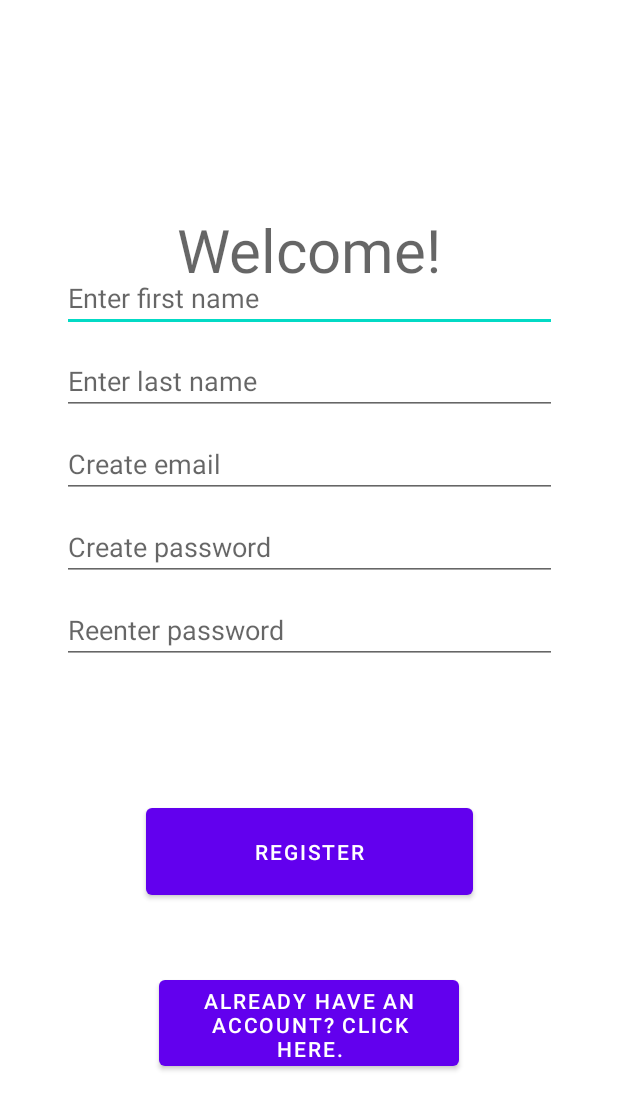
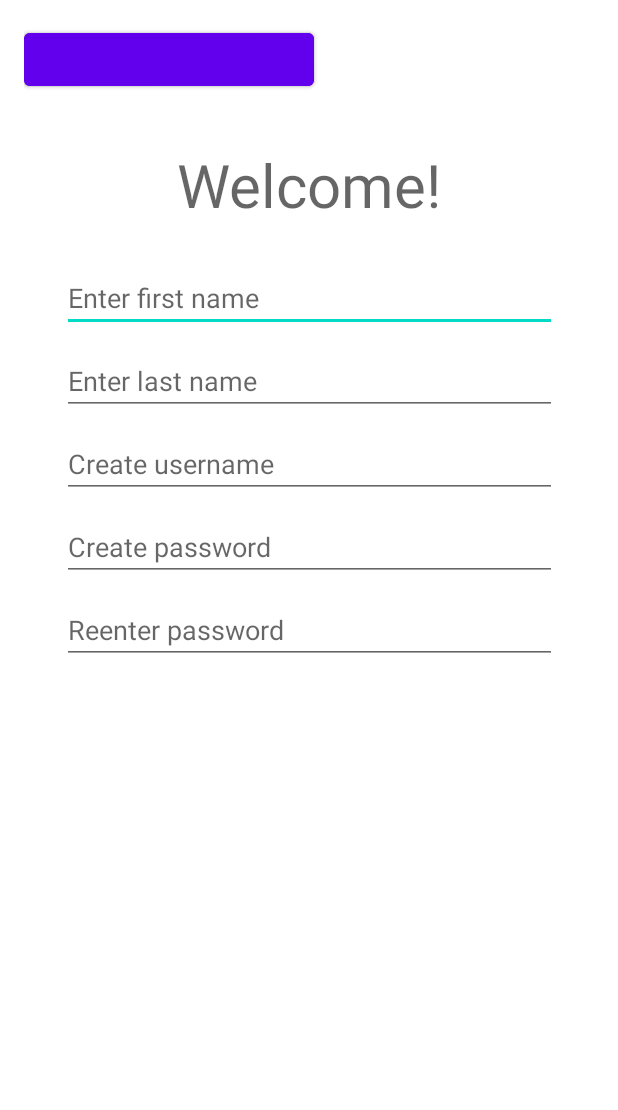
Before and after one commit to gurmehrkaur/todolu, an Android app: the layout registration.xml on its own in the app's theme, with its tools: preview values and no code run, on a phone screen of 412 x 824 dp. Shown: the top 1110 px of the screen. Run offline under Robolectric (Android 15) with nearby library versions, the phone set to English and light mode, and no system bars.

Commit message:
Initial commit

```diff
--- a/app/build.gradle
+++ b/app/build.gradle
@@ -1,6 +1,5 @@
 plugins {
     id 'com.android.application'
-    id 'com.google.gms.google-services'
 }
 
 android {
@@ -39,9 +38,6 @@ dependencies {
     implementation 'androidx.annotation:annotation:1.2.0'
     implementation 'androidx.lifecycle:lifecycle-livedata-ktx:2.3.1'
     implementation 'androidx.lifecycle:lifecycle-viewmodel-ktx:2.3.1'
-    implementation 'com.google.firebase:firebase-auth:21.0.2'
-    implementation 'com.google.firebase:firebase-database:20.0.5'
-    implementation 'com.google.firebase:firebase-database'
     testImplementation 'junit:junit:4.13.2'
     androidTestImplementation 'androidx.test.ext:junit:1.1.3'
     androidTestImplementation 'androidx.test.espresso:espresso-core:3.4.0'
--- a/app/src/main/AndroidManifest.xml
+++ b/app/src/main/AndroidManifest.xml
@@ -20,10 +20,6 @@
         <activity
             android:name=".login"
             android:exported="true" >
-        </activity>
-        <activity
-            android:name=".registration"
-            android:exported="true" >
             <intent-filter>
                 <action android:name="android.intent.action.MAIN" />
 
--- a/app/src/main/res/layout/registration.xml
+++ b/app/src/main/res/layout/registration.xml
@@ -1,14 +1,15 @@
 <?xml version="1.0" encoding="utf-8"?>
-<androidx.constraintlayout.widget.ConstraintLayout xmlns:android="http://schemas.android.com/apk/res/android"
+<androidx.constraintlayout.widget.ConstraintLayout
+    xmlns:android="http://schemas.android.com/apk/res/android"
     xmlns:app="http://schemas.android.com/apk/res-auto"
     xmlns:tools="http://schemas.android.com/tools"
     android:id="@+id/container"
     android:layout_width="match_parent"
     android:layout_height="match_parent"
+    android:paddingBottom="@dimen/activity_vertical_margin"
     android:paddingLeft="@dimen/activity_horizontal_margin"
+    android:paddingRight="@dimen/activity_horizontal_margin"
     android:paddingTop="@dimen/activity_vertical_margin"
-    android:paddingRight="@dimen/activity_horizontal_margin"
-    android:paddingBottom="@dimen/activity_vertical_margin"
     tools:context=".registration">
 
 
@@ -16,13 +17,11 @@
         android:id="@+id/welcome"
         android:layout_width="330dp"
         android:layout_height="wrap_content"
-        android:layout_marginTop="109dp"
-        android:layout_marginBottom="325dp"
+        android:layout_marginTop="80dp"
         android:hint="Welcome!"
+        android:textSize="40sp"
+        android:textAlignment="center"
         android:selectAllOnFocus="true"
-        android:textAlignment="center"
-        android:textSize="40sp"
-        app:layout_constraintBottom_toTopOf="@+id/register"
         app:layout_constraintEnd_toEndOf="parent"
         app:layout_constraintStart_toStartOf="parent"
         app:layout_constraintTop_toTopOf="parent" />
@@ -32,90 +31,82 @@
         android:layout_width="330dp"
         android:layout_height="wrap_content"
         android:layout_marginTop="160dp"
-        android:autofillHints="Enter username"
         android:hint="Enter first name"
         android:selectAllOnFocus="true"
         app:layout_constraintEnd_toEndOf="parent"
         app:layout_constraintStart_toStartOf="parent"
-        app:layout_constraintTop_toTopOf="parent" />
+        app:layout_constraintTop_toTopOf="parent"
+        android:autofillHints="Enter username" />
 
     <EditText
         android:id="@+id/lastname"
         android:layout_width="330dp"
         android:layout_height="wrap_content"
         android:layout_marginTop="10dp"
-        android:autofillHints=""
         android:hint="Enter last name"
         android:imeActionLabel="@string/action_sign_in_short"
         android:imeOptions="actionDone"
         android:selectAllOnFocus="true"
         app:layout_constraintEnd_toEndOf="parent"
         app:layout_constraintStart_toStartOf="parent"
-        app:layout_constraintTop_toBottomOf="@+id/firstname" />
+        app:layout_constraintTop_toBottomOf="@+id/firstname"
+        android:autofillHints="" />
 
     <EditText
-        android:id="@+id/email"
+        android:id="@+id/username"
         android:layout_width="330dp"
         android:layout_height="wrap_content"
         android:layout_marginTop="10dp"
-        android:autofillHints=""
-        android:hint="Create email"
+        android:hint="Create username"
         android:imeActionLabel="@string/action_sign_in_short"
         android:imeOptions="actionDone"
         android:selectAllOnFocus="true"
         app:layout_constraintEnd_toEndOf="parent"
         app:layout_constraintStart_toStartOf="parent"
-        app:layout_constraintTop_toBottomOf="@+id/lastname" />
+        app:layout_constraintTop_toBottomOf="@+id/lastname"
+        android:autofillHints="" />
 
     <EditText
         android:id="@+id/password"
         android:layout_width="330dp"
         android:layout_height="wrap_content"
         android:layout_marginTop="10dp"
-        android:autofillHints=""
         android:hint="Create password"
         android:imeActionLabel="@string/action_sign_in_short"
         android:imeOptions="actionDone"
         android:selectAllOnFocus="true"
         app:layout_constraintEnd_toEndOf="parent"
         app:layout_constraintStart_toStartOf="parent"
-        app:layout_constraintTop_toBottomOf="@+id/email" />
+        app:layout_constraintTop_toBottomOf="@+id/username"
+        android:autofillHints="" />
 
     <EditText
         android:id="@+id/reenterpassword"
         android:layout_width="330dp"
         android:layout_height="wrap_content"
         android:layout_marginTop="10dp"
-        android:autofillHints=""
         android:hint="Reenter password"
         android:imeActionLabel="@string/action_sign_in_short"
         android:imeOptions="actionDone"
         android:selectAllOnFocus="true"
         app:layout_constraintEnd_toEndOf="parent"
         app:layout_constraintStart_toStartOf="parent"
-        app:layout_constraintTop_toBottomOf="@+id/password" />
+        app:layout_constraintTop_toBottomOf="@+id/password"
+        android:autofillHints="" />
 
     <Button
         android:id="@+id/register"
-        android:layout_width="218dp"
-        android:layout_height="70dp"
-        android:layout_marginBottom="31dp"
-        android:text="Register"
-        app:layout_constraintBottom_toTopOf="@+id/alraccount"
-        app:layout_constraintEnd_toEndOf="parent"
-        app:layout_constraintStart_toStartOf="parent"
-        app:layout_constraintTop_toBottomOf="@+id/welcome" />
+        android:layout_width="193dp"
+        android:layout_height="47dp"
+        tools:layout_editor_absoluteX="87dp"
+        tools:layout_editor_absoluteY="460dp" />
 
     <Button
         android:id="@+id/alraccount"
-        android:layout_width="200dp"
-        android:layout_height="69dp"
-        android:layout_marginBottom="77dp"
-        android:text="Already have an account? Click here."
-        app:layout_constraintBottom_toBottomOf="parent"
-        app:layout_constraintEnd_toEndOf="parent"
-        app:layout_constraintStart_toStartOf="parent"
-        app:layout_constraintTop_toBottomOf="@+id/register" />
+        android:layout_width="193dp"
+        android:layout_height="47dp"
+        tools:layout_editor_absoluteX="87dp"
+        tools:layout_editor_absoluteY="523dp" />
 
 
 </androidx.constraintlayout.widget.ConstraintLayout>
```
Also changed, not shown: app/src/main/java/com/example/todolu/login.java (+3 -24 lines), app/src/main/java/com/example/todolu/registration.java (+2 -123 lines), app/src/main/java/com/example/todolu/todo.java (+3 -25 lines), build.gradle (+1 -6 lines).
